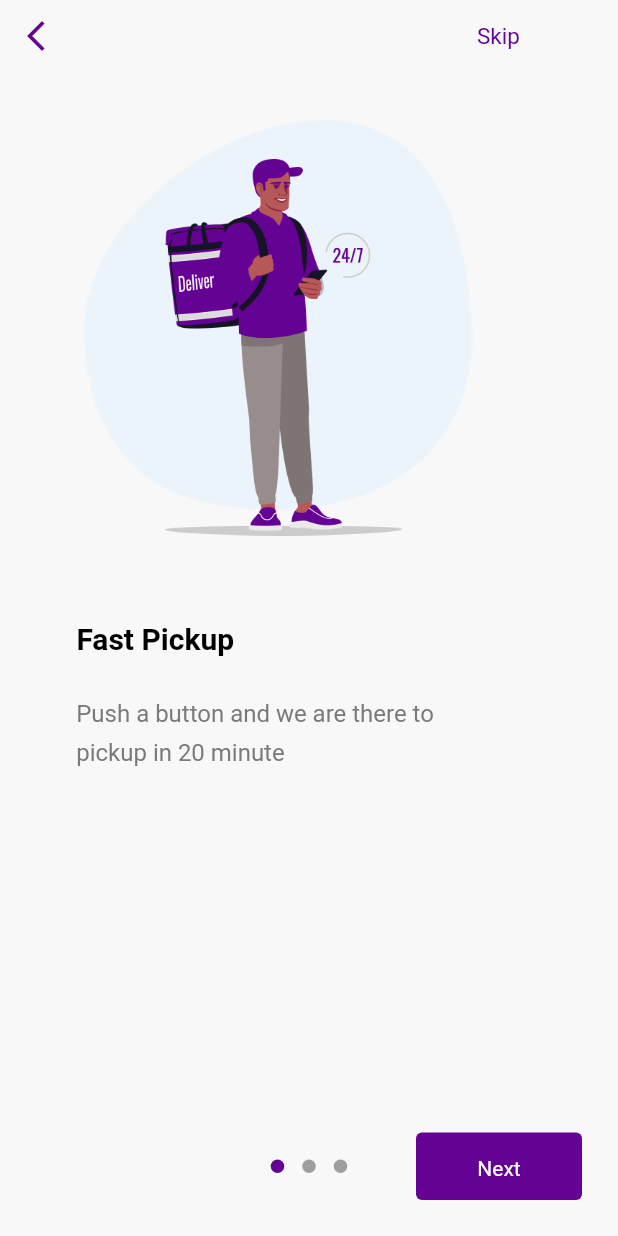
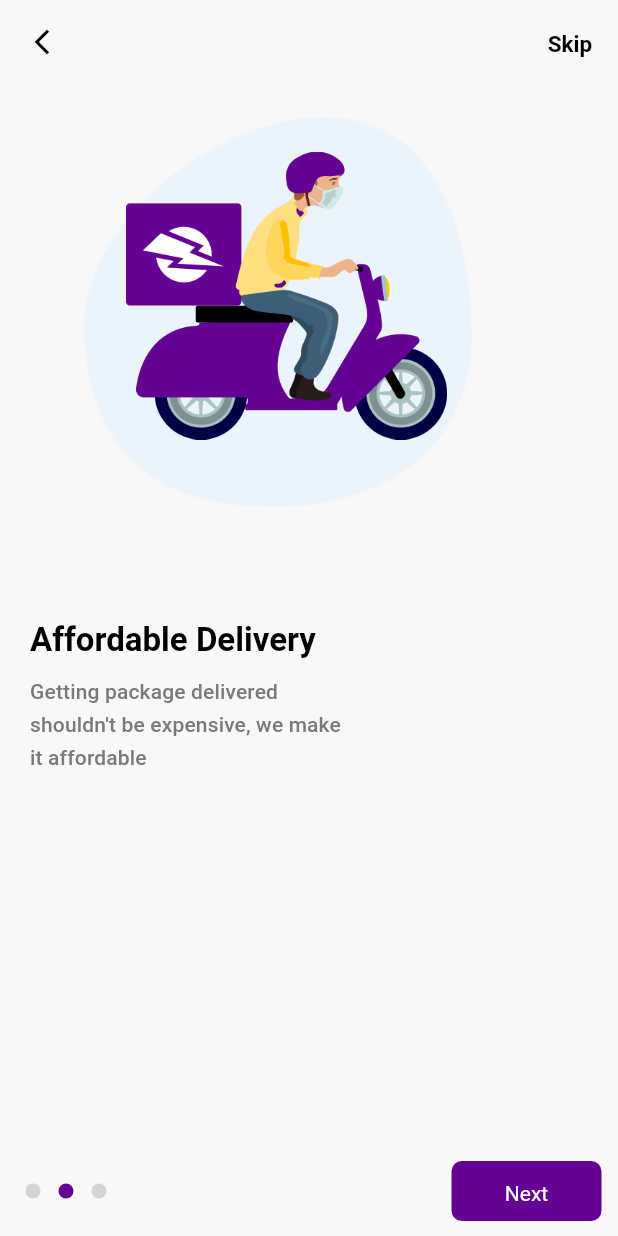
Before and after one commit to baidya07/hugeAll_delivery_app, a Flutter app: the screen it shows after launch, after a tap on "Next", on a phone screen of 412 x 824 dp. Run offline on Flutter 3.47's test engine with Material 2 defaults, Android fonts, the phone set to English and light mode, and no system bars; drawn by our look-alikes of carousel_slider, introduction_screen; our stand-ins replace another_flushbar, auto_route, cached_network_image, device_info, device_preview, dots_indicator and 11 more.

```diff
--- a/lib/core/presentation/resources/size_constants.dart
+++ b/lib/core/presentation/resources/size_constants.dart
@@ -59,4 +59,7 @@ class SC {
 
   ///extra large Width(20)
   static const double xLW = 20;
+
+  ///for horizontal margin
+  static const double edgeGap = 20;
 }
--- a/lib/core/presentation/routes/router.dart
+++ b/lib/core/presentation/routes/router.dart
@@ -1,7 +1,6 @@
 import 'package:auto_route/auto_route.dart';
-import 'package:hugeall_delivery_app/features/splash/splash_screen1.dart';
-
 import '../../../features/ location/location.dart';
+import '../../../features/splash/splash_screen.dart';
 
 @MaterialAutoRouter(
   replaceInRouteName: 'Page,Route',
@@ -9,7 +8,7 @@ import '../../../features/ location/location.dart';
     AutoRoute(
       page: LocationPage,
     ),
-    AutoRoute(page: FirstSplashPage, initial: true),
+    AutoRoute(page: SplashPage, initial: true),
 
     // AutoRoute(
     //   path: 'profile',
--- /dev/null
+++ b/lib/features/splash/splash_screen.dart
@@ -0,0 +1,297 @@
+// ignore_for_file: sized_box_for_whitespace
+
+import 'package:carousel_slider/carousel_slider.dart';
+import 'package:flutter/material.dart';
+import 'package:hugeall_delivery_app/core/presentation/resources/colors.dart';
+import 'package:hugeall_delivery_app/core/presentation/resources/size_constants.dart';
+import 'package:dots_indicator/dots_indicator.dart';
+import 'package:hugeall_delivery_app/core/presentation/widget/forms/buttons.dart';
+
+final List<Widget> itemList = [
+  const _SliderOne(),
+  const _SliderTwo(),
+  const _SliderThree()
+];
+int _currentPosition = 0;
+
+class SplashPage extends StatefulWidget {
+  const SplashPage({Key? key}) : super(key: key);
+
+  @override
+  State<SplashPage> createState() => _SplashPageState();
+}
+
+class _SplashPageState extends State<SplashPage> {
+  CarouselController _controller = CarouselController();
+  var indexCount = 0;
+  @override
+  Widget build(BuildContext context) {
+    return Scaffold(
+        appBar: AppBar(
+          backgroundColor: Colors.transparent,
+          elevation: 0,
+          leading: IconButton(
+            onPressed: () {},
+            icon: const Icon(
+              Icons.arrow_back_ios_new,
+              color: Colors.black,
+            ),
+          ),
+          actions: [
+            TextButton(
+              onPressed: () {},
+              child: Text("Skip",
+                  style: Theme.of(context).textTheme.bodyText1!.copyWith(
+                      color: Colors.black, fontWeight: FontWeight.w600)),
+            )
+          ],
+        ),
+        body: CarouselSlider(
+          carouselController: _controller,
+          items: itemList,
+          options: CarouselOptions(
+              height: 500,
+              viewportFraction: 1,
+              enableInfiniteScroll: false,
+              enlargeCenterPage: true,
+              onPageChanged: (index, reason) => setState(() {
+                    _currentPosition = index;
+                    indexCount = index + 1;
+                  })),
+        ),
+        bottomNavigationBar: (indexCount <= 2)
+            ? Padding(
+                padding: const EdgeInsets.fromLTRB(11.0, 0, 11.0, 10),
+                child: Row(
+                  mainAxisAlignment: MainAxisAlignment.spaceBetween,
+                  children: [
+                    DotsIndicator(
+                      dotsCount: itemList.length,
+                      position: _currentPosition.toDouble(),
+                      decorator: DotsDecorator(
+                          shape: const CircleBorder(),
+                          size: const Size(SC.mH, SC.mW),
+                          color: const Color.fromARGB(255, 212, 212, 212),
+                          activeColor: primaryColor,
+                          activeSize: const Size(SC.mH, SC.mW)),
+                    ),
+                    PrimaryButton(
+                      onPressed: () {
+                        _controller.nextPage();
+                      },
+                      title: "Next",
+                      width: 100,
+                      radius: 7,
+                    )
+                  ],
+                ),
+              )
+            : Padding(
+                padding: const EdgeInsets.symmetric(horizontal: 15.0),
+                child: Column(
+                  mainAxisSize: MainAxisSize.min,
+                  children: [
+                    PrimaryButton(
+                      onPressed: () {},
+                      title: "Sign up",
+                      width: 350,
+                    ),
+                    SBC.sH,
+                    PrimaryOutlinedButton(
+                      onPressed: () {},
+                      title: "Login",
+                      width: 350,
+                      color: const Color.fromARGB(255, 10, 82, 225),
+                    ),
+                    SBC.mH
+                  ],
+                ),
+              ));
+  }
+}
+
+class _BodyText extends StatelessWidget {
+  final String title;
+  const _BodyText({Key? key, required this.title}) : super(key: key);
+
+  @override
+  Widget build(BuildContext context) {
+    return Text(
+      title,
+      style: Theme.of(context).textTheme.subtitle2!.copyWith(
+          color: const Color.fromARGB(255, 123, 122, 122), height: 1.6),
+    );
+  }
+}
+
+class _TitleText extends StatelessWidget {
+  final String title;
+  const _TitleText({Key? key, required this.title}) : super(key: key);
+
+  @override
+  Widget build(BuildContext context) {
+    return Text(
+      title,
+      style: Theme.of(context)
+          .textTheme
+          .headlineMedium!
+          .copyWith(color: Colors.black, fontWeight: FontWeight.w700),
+    );
+  }
+}
+
+class _SliderOne extends StatelessWidget {
+  const _SliderOne({Key? key}) : super(key: key);
+
+  @override
+  Widget build(BuildContext context) {
+    return SingleChildScrollView(
+      child: Column(
+        crossAxisAlignment: CrossAxisAlignment.start,
+        children: [
+          Container(
+            height: 300,
+            child: Stack(
+              children: [
+                Positioned(
+                    top: 20,
+                    left: 50,
+                    child: Image.asset("assets/images/Ellipse4.png")),
+                Positioned(
+                    top: 50,
+                    left: 110,
+                    child: Image.asset(
+                      "assets/images/framee.png",
+                      height: 251,
+                    )),
+              ],
+            ),
+          ),
+          Padding(
+            padding: const EdgeInsets.fromLTRB(20, 50, 0, 0),
+            child: Column(
+              crossAxisAlignment: CrossAxisAlignment.start,
+              mainAxisAlignment: MainAxisAlignment.start,
+              children: [
+                SBC.mH,
+                const _TitleText(title: "Fast Pickup"),
+                SBC.mH,
+                const _BodyText(
+                  title:
+                      "Push a button and we are there to \npickup in 20 minute",
+                )
+              ],
+            ),
+          )
+        ],
+      ),
+    );
+  }
+}
+
+class _SliderTwo extends StatelessWidget {
+  const _SliderTwo({Key? key}) : super(key: key);
+
+  @override
+  Widget build(BuildContext context) {
+    return SingleChildScrollView(
+      child: Column(
+        crossAxisAlignment: CrossAxisAlignment.start,
+        children: [
+          Container(
+            height: 300,
+            child: Stack(
+              children: [
+                Positioned(
+                    bottom: 18,
+                    left: 55,
+                    child: Image.asset("assets/images/Ellipse4.png")),
+                Positioned(
+                    bottom: 63,
+                    left: 84,
+                    child: Image.asset(
+                      "assets/images/Frame1.png",
+                      height: 192,
+                    ))
+              ],
+            ),
+          ),
+          Padding(
+            padding: const EdgeInsets.fromLTRB(20, 50, 0, 0),
+            child: Column(
+              crossAxisAlignment: CrossAxisAlignment.start,
+              mainAxisAlignment: MainAxisAlignment.start,
+              children: [
+                SBC.mH,
+                const _TitleText(title: "Affordable Delivery"),
+                SBC.mH,
+                const _BodyText(
+                  title:
+                      "Getting package delivered \nshouldn't be expensive, we make \nit affordable",
+                )
+              ],
+            ),
+          )
+        ],
+      ),
+    );
+  }
+}
+
+class _SliderThree extends StatelessWidget {
+  const _SliderThree({Key? key}) : super(key: key);
+
+  @override
+  Widget build(BuildContext context) {
+    return SingleChildScrollView(
+      child: Column(
+        crossAxisAlignment: CrossAxisAlignment.start,
+        children: [
+          Container(
+            height: 300,
+            child: Stack(
+              children: [
+                Positioned(
+                    bottom: 15,
+                    left: 60,
+                    child: Image.asset("assets/images/Ellipse4.png")),
+                Positioned(
+                    bottom: 48,
+                    left: 48,
+                    child: Image.asset(
+                      "assets/images/frame2.png",
+                      height: 260,
+                    )),
+                Positioned(
+                    bottom: 149,
+                    left: 241,
+                    child: Image.asset(
+                      "assets/images/Frame1.png",
+                      height: 73,
+                    ))
+              ],
+            ),
+          ),
+          SBC.lH,
+          Padding(
+            padding: const EdgeInsets.symmetric(
+                vertical: SC.edgeGap, horizontal: SC.edgeGap),
+            child: Column(
+              crossAxisAlignment: CrossAxisAlignment.start,
+              mainAxisAlignment: MainAxisAlignment.start,
+              children: [
+                SBC.mH,
+                const _TitleText(title: "Easy Tracking"),
+                SBC.mH,
+                const _BodyText(
+                  title:
+                      "Getting package delivered \nshouldn't be expensive, we make \nit affordable",
+                )
+              ],
+            ),
+          )
+        ],
+      ),
+    );
+  }
+}
--- a/lib/features/splash/splash_screen1.dart
+++ /dev/null
@@ -1,167 +0,0 @@
-import 'package:flutter/foundation.dart';
-import 'package:flutter/material.dart';
-import 'package:hugeall_delivery_app/core/presentation/resources/colors.dart';
-import 'package:hugeall_delivery_app/core/presentation/resources/size_constants.dart';
-import 'package:hugeall_delivery_app/core/presentation/widget/forms/buttons.dart';
-import 'package:introduction_screen/introduction_screen.dart';
-
-class FirstSplashPage extends StatefulWidget {
-  const FirstSplashPage({Key? key}) : super(key: key);
-
-  @override
-  State<FirstSplashPage> createState() => _FirstSplashPageState();
-}
-
-class _FirstSplashPageState extends State<FirstSplashPage> {
-  @override
-  Widget build(BuildContext context) {
-    return IntroductionScreen(
-      globalHeader: SafeArea(
-        child: Row(
-          children: [
-            IconButton(
-                onPressed: () {}, icon: const Icon(Icons.arrow_back_ios_new)),
-            Padding(
-              padding: const EdgeInsets.only(left: 270.0),
-              child: PrimaryTextButton(
-                title: "Skip",
-                onPressed: () {},
-                size: SC.lH,
-              ),
-            )
-          ],
-        ),
-      ),
-      pages: [
-        PageViewModel(
-            // title: "Fast Pickup",
-            titleWidget: const Padding(
-              padding: EdgeInsets.only(right: 70.0),
-              child: _TitleText(
-                text: "Fast Pickup",
-              ),
-            ),
-            bodyWidget: const _BodyText(
-              text: "Push a button and we are there to \npickup in 20 minute",
-            ),
-            // decoration: pageDecoration,
-            image: Stack(
-              children: [
-                Positioned(
-                    bottom: 18,
-                    left: 55,
-                    child: Image.asset("assets/images/Ellipse4.png")),
-                Positioned(
-                    bottom: 1,
-                    left: 110,
-                    child: Image.asset(
-                      "assets/images/framee.png",
-                      height: 251,
-                    ))
-              ],
-            )),
-        PageViewModel(
-            titleWidget: const _TitleText(text: "Affordable Delivery"),
-            bodyWidget: const Padding(
-              padding: EdgeInsets.only(right: 10),
-              child: _BodyText(
-                  text:
-                      "Getting package delivered \nshouldn't be expensive, we make \nit affordable"),
-            ),
-            // decoration: pageDecoration,
-            image: Stack(
-              children: [
-                Positioned(
-                    bottom: 18,
-                    left: 55,
-                    child: Image.asset("assets/images/Ellipse4.png")),
-                Positioned(
-                    bottom: 63,
-                    left: 84,
-                    child: Image.asset(
-                      "assets/images/Frame1.png",
-                      height: 192,
-                    ))
-              ],
-            )),
-        PageViewModel(
-            titleWidget: const Padding(
-              padding: EdgeInsets.only(right: 40.0),
-              child: _TitleText(text: "Easy Tracking"),
-            ),
-            bodyWidget: const _BodyText(
-                text:
-                    "Getting package delivered \nshouldn't be expensive, we make \nit affordable"),
-            // decoration: pageDecoration,
-            image: Stack(
-              children: [
-                Positioned(
-                    bottom: 15,
-                    left: 60,
-                    child: Image.asset("assets/images/Ellipse4.png")),
-                Positioned(
-                    bottom: 48,
-                    left: 48,
-                    child: Image.asset(
-                      "assets/images/frame2.png",
-                      height: 260,
-                    )),
-                Positioned(
-                    bottom: 149,
-                    left: 241,
-                    child: Image.asset(
-                      "assets/images/Frame1.png",
-                      height: 73,
-                    ))
-              ],
-            ))
-      ],
-      onDone: () => {},
-      showDoneButton: false,
-      next: PrimaryButton(
-        title: "Next",
-        onPressed: () {},
-        height: 45,
-        width: 130,
-      ),
-      showNextButton: true,
-    );
-  }
-}
-
-class _BodyText extends StatelessWidget {
-  final String text;
-  const _BodyText({Key? key, required this.text}) : super(key: key);
-
-  @override
-  Widget build(BuildContext context) {
-    return Padding(
-      padding: const EdgeInsets.only(right: 68),
-      child: Text(
-        text,
-        style: Theme.of(context).textTheme.subtitle1!.copyWith(
-            color: const Color.fromARGB(255, 123, 122, 122), height: 1.6),
-      ),
-    );
-  }
-}
-
-class _TitleText extends StatelessWidget {
-  final String text;
-
-  const _TitleText({Key? key, required this.text}) : super(key: key);
-
-  @override
-  Widget build(BuildContext context) {
-    return Padding(
-      padding: const EdgeInsets.only(right: 135.0),
-      child: Text(
-        text,
-        style: Theme.of(context)
-            .textTheme
-            .headline5!
-            .copyWith(color: Colors.black, fontWeight: FontWeight.w700),
-      ),
-    );
-  }
-}
--- a/pubspec.yaml
+++ b/pubspec.yaml
@@ -86,8 +86,8 @@ dependencies:
   injectable: ^1.5.3 #Injectable is a convenient code generator for get_it. Inspired by Angular DI, Guice DI and inject.dart.
 
   auto_route: ^3.2.2 #AutoRoute is a declarative routing solution, where everything needed for navigation is automatically generated for you.
+  carousel_slider: ^4.1.1
   dots_indicator: ^2.1.0
-  carousel_slider: ^4.1.1
 
 dev_dependencies:
   flutter_test:
```
Also changed, not shown: assets/images/circle.png (added), lib/core/presentation/routes/router.gr.dart, lib/features/splash/splash_screen2.dart (deleted), lib/features/splash/splash_screen3.dart (deleted).
